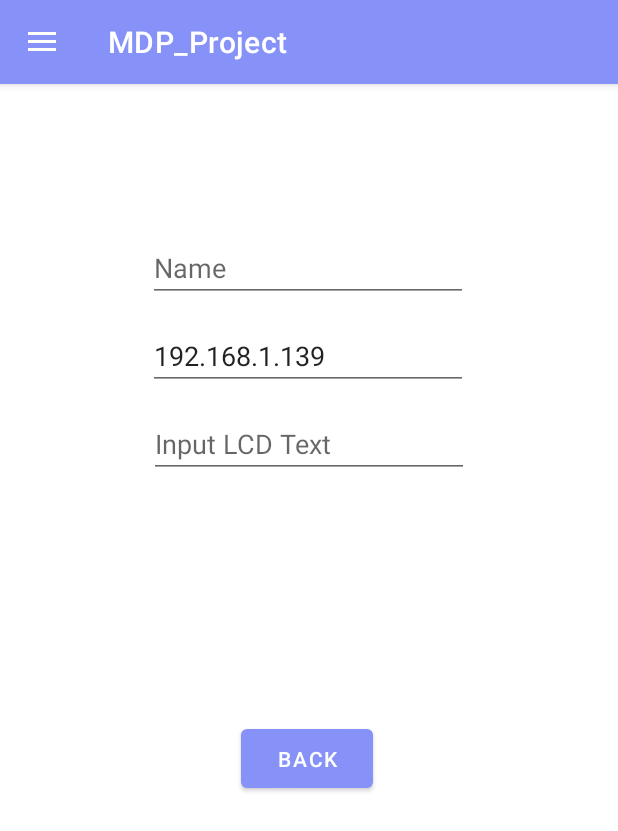
After one commit to AndrewNVH/MDP_Project, an Android app: the fragment LCDFragment placed in its activity, on a phone screen of 412 x 824 dp. The commit adds this screen. Shown: the top 831 px of the screen. Run offline under Robolectric (Android 15) with nearby library versions, the light colour scheme and no system bars; 3 statements that could not run were skipped.

Commit message:
sensor fragment dan LCD fragment sudah, functional belum

```diff
--- a/app/src/main/java/com/example/mdp_project/DashboardFragment.kt
+++ b/app/src/main/java/com/example/mdp_project/DashboardFragment.kt
@@ -59,7 +59,11 @@
         yAxis.axisLineColor = resources.getColor(R.color.black)
         yAxis.setLabelCount(10)
 
+        // X Axis
+        val entoriesD = Utils.getFromSql("mdptest1", "date", "WHERE type = 'temperature'")
+
         // Temperature
+        val entories1 = Utils.getFromSql("mdptest1", "value", "WHERE type = 'temperature'")
         val entries1: MutableList<Entry> = mutableListOf()
         entries1.add(Entry(0f, 10f))
         entries1.add(Entry(1f, 10f))
@@ -73,6 +77,7 @@
         entries1.add(Entry(9f, 30f))
 
         // Humidity
+        val entories2 = Utils.getFromSql("mdptest1", "value", "WHERE type = 'humidity'")
         val entries2: MutableList<Entry> = mutableListOf()
         entries2.add(Entry(0f, 5f))
         entries2.add(Entry(1f, 15f))
--- /dev/null
+++ b/app/src/main/java/com/example/mdp_project/LCDFragment.kt
@@ -0,0 +1,49 @@
+package com.example.mdp_project
+
+import android.os.Bundle
+import android.util.Log
+import androidx.fragment.app.Fragment
+import android.view.LayoutInflater
+import android.view.View
+import android.view.ViewGroup
+import androidx.activity.OnBackPressedCallback
+import com.example.mdp_project.databinding.FragmentLCDBinding
+
+
+class LCDFragment : Fragment() {
+    lateinit var binding : FragmentLCDBinding
+
+    override fun onCreate(savedInstanceState: Bundle?) {
+        super.onCreate(savedInstanceState)
+    }
+
+    override fun onCreateView(
+        inflater: LayoutInflater, container: ViewGroup?,
+        savedInstanceState: Bundle?
+    ): View? {
+        binding = FragmentLCDBinding.inflate(inflater, container, false)
+        return binding.root
+    }
+
+    override fun onViewCreated(view: View, savedInstanceState: Bundle?) {
+        super.onViewCreated(view, savedInstanceState)
+        requireActivity().onBackPressedDispatcher.addCallback(viewLifecycleOwner, object : OnBackPressedCallback(true) {
+            override fun handleOnBackPressed() {
+                parentFragmentManager.beginTransaction().replace(R.id.fragment_container, HomeFragment()).commit()
+            }
+        })
+
+        val data = arguments?.getString("key")
+        Log.d("data", data.toString())
+        val position = data?.toInt()
+        val deviceInfo = MockDB.member[position!!]
+        Log.d("deviceName", deviceInfo.toString())
+        Log.d("deviceName", deviceInfo.memberName)
+
+        binding.btnBackLCD.setOnClickListener{
+            parentFragmentManager.beginTransaction().replace(R.id.fragment_container, HomeFragment()).commit()
+        }
+
+    }
+
+}
--- /dev/null
+++ b/app/src/main/res/layout/fragment_l_c_d.xml
@@ -0,0 +1,79 @@
+<?xml version="1.0" encoding="utf-8"?>
+<FrameLayout xmlns:android="http://schemas.android.com/apk/res/android"
+    xmlns:app="http://schemas.android.com/apk/res-auto"
+    xmlns:tools="http://schemas.android.com/tools"
+    android:layout_width="match_parent"
+    android:layout_height="match_parent"
+    tools:context=".InfoFragment">
+
+    <!-- TODO: Update blank fragment layout -->
+
+    <androidx.constraintlayout.widget.ConstraintLayout
+        android:id="@+id/frameLayout2"
+        android:layout_width="match_parent"
+        android:layout_height="match_parent"
+        tools:context=".DeviceInfoFragment">
+
+        <EditText
+            android:id="@+id/deviceIpAddLCD"
+            android:layout_width="wrap_content"
+            android:layout_height="wrap_content"
+            android:layout_marginTop="13dp"
+            android:duplicateParentState="true"
+            android:editable="true"
+            android:ems="10"
+            android:hint="DeviceIP"
+            android:inputType="text"
+            android:text="192.168.1.139"
+            app:layout_constraintEnd_toEndOf="parent"
+            app:layout_constraintHorizontal_bias="0.497"
+            app:layout_constraintStart_toStartOf="parent"
+            app:layout_constraintTop_toBottomOf="@+id/deviceNameLCD" />
+
+        <EditText
+            android:id="@+id/deviceNameLCD"
+            android:layout_width="wrap_content"
+            android:layout_height="wrap_content"
+            android:layout_marginTop="100dp"
+            android:editable="true"
+            android:ems="10"
+            android:hint="Name"
+            android:inputType="text"
+            app:layout_constraintEnd_toEndOf="parent"
+            app:layout_constraintHorizontal_bias="0.497"
+            app:layout_constraintStart_toStartOf="parent"
+            app:layout_constraintTop_toTopOf="parent" />
+
+        <Button
+            android:id="@+id/btnBackLCD"
+            android:layout_width="wrap_content"
+            android:layout_height="wrap_content"
+            android:layout_marginStart="148dp"
+            android:layout_marginTop="161dp"
+            android:layout_marginEnd="148dp"
+            android:foregroundGravity="left"
+            android:paddingLeft="10dp"
+            android:paddingTop="10dp"
+            android:paddingRight="10dp"
+            android:paddingBottom="10dp"
+            android:text="Back"
+            app:layout_constraintEnd_toEndOf="parent"
+            app:layout_constraintHorizontal_bias="0.444"
+            app:layout_constraintStart_toStartOf="parent"
+            app:layout_constraintTop_toBottomOf="@+id/LCDText" />
+
+        <EditText
+            android:id="@+id/LCDText"
+            android:layout_width="wrap_content"
+            android:layout_height="wrap_content"
+            android:layout_marginTop="13dp"
+            android:ems="10"
+            android:hint="@string/LCD_Text"
+            android:inputType="text"
+            app:layout_constraintEnd_toEndOf="parent"
+            app:layout_constraintHorizontal_bias="0.5"
+            app:layout_constraintStart_toStartOf="parent"
+            app:layout_constraintTop_toBottomOf="@+id/deviceIpAddLCD" />
+    </androidx.constraintlayout.widget.ConstraintLayout>
+
+</FrameLayout>
--- a/app/src/main/res/values/strings.xml
+++ b/app/src/main/res/values/strings.xml
@@ -67,4 +67,5 @@
     <string name="add_device">Add</string>
     <string name="confirm_pass">Confirm Password</string>
     <string name="reg">Register</string>
+    <string name="LCD_Text">Input LCD Text</string>
 </resources>
```
Also changed, not shown: app/src/main/java/com/example/mdp_project/HomeFragment.kt (+10 -3 lines), app/src/main/java/com/example/mdp_project/SensorFragment.kt (added, +46 -0 lines), app/src/main/res/layout/fragment_sensor.xml (added, +14 -0 lines), 2 other files.
